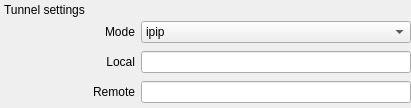
The window that sources/gui/src/tunnelwidget.ui (arcan1s/netctl-gui) describes before a commit, drawn with Qt 5.
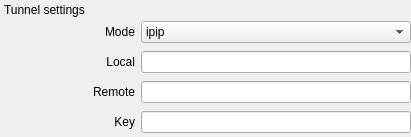
The same window after the commit.

```diff
--- a/sources/gui/src/tunnelwidget.ui
+++ b/sources/gui/src/tunnelwidget.ui
@@ -7,7 +7,7 @@
     <x>0</x>
     <y>0</y>
     <width>411</width>
-    <height>108</height>
+    <height>137</height>
    </rect>
   </property>
   <layout class="QVBoxLayout" name="verticalLayout">
@@ -166,6 +166,39 @@
          </item>
         </layout>
        </item>
+       <item>
+        <layout class="QHBoxLayout" name="layout_key">
+         <item>
+          <widget class="QLabel" name="label_key">
+           <property name="sizePolicy">
+            <sizepolicy hsizetype="Preferred" vsizetype="Preferred">
+             <horstretch>1</horstretch>
+             <verstretch>0</verstretch>
+            </sizepolicy>
+           </property>
+           <property name="text">
+            <string>Key</string>
+           </property>
+           <property name="alignment">
+            <set>Qt::AlignRight|Qt::AlignTrailing|Qt::AlignVCenter</set>
+           </property>
+          </widget>
+         </item>
+         <item>
+          <widget class="QLineEdit" name="lineEdit_key">
+           <property name="sizePolicy">
+            <sizepolicy hsizetype="Expanding" vsizetype="Fixed">
+             <horstretch>2</horstretch>
+             <verstretch>0</verstretch>
+            </sizepolicy>
+           </property>
+           <property name="toolTip">
+            <string>A key identifying an individual traffic flow within a tunnel</string>
+           </property>
+          </widget>
+         </item>
+        </layout>
+       </item>
       </layout>
      </widget>
     </widget>
```
